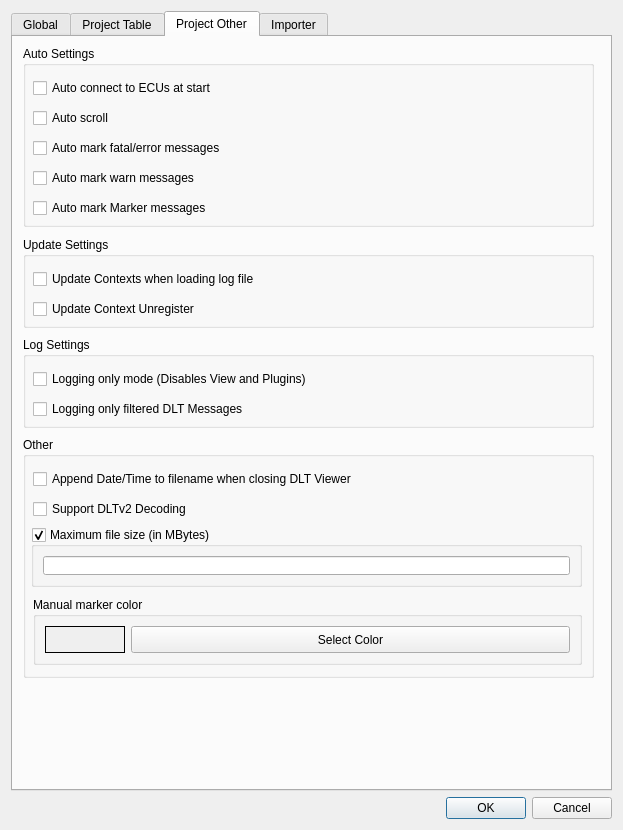
This is src/settingsdialog.ui in COVESA/dlt-viewer as Qt 5 draws it before an edit. The edited form follows.
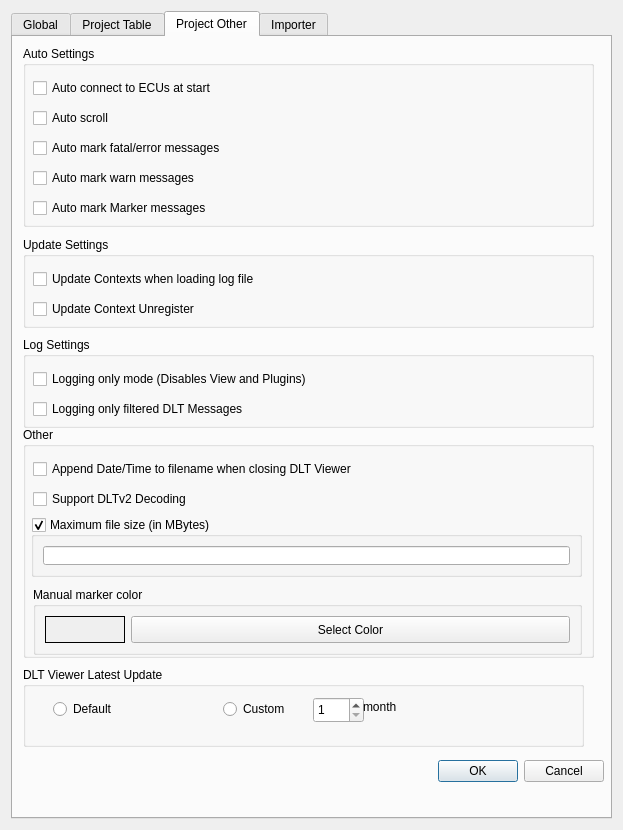
This is the edited form. The open tabs and pages were chosen to show the change. Icons and pictures are not drawn.

Diff of the .ui file:
```diff
--- a/src/settingsdialog.ui
+++ b/src/settingsdialog.ui
@@ -19,16 +19,6 @@
   </property>
   <layout class="QGridLayout" name="gridLayout_2">
    <item row="2" column="0">
-    <widget class="QDialogButtonBox" name="buttonBox">
-     <property name="orientation">
-      <enum>Qt::Orientation::Horizontal</enum>
-     </property>
-     <property name="standardButtons">
-      <set>QDialogButtonBox::StandardButton::Cancel|QDialogButtonBox::StandardButton::Ok</set>
-     </property>
-    </widget>
-   </item>
-   <item row="0" column="0">
     <widget class="QTabWidget" name="tabWidget">
      <property name="currentIndex">
       <number>0</number>
@@ -1005,9 +995,9 @@
        <property name="geometry">
         <rect>
          <x>10</x>
-         <y>400</y>
+         <y>390</y>
          <width>571</width>
-         <height>241</height>
+         <height>231</height>
         </rect>
        </property>
        <property name="title">
@@ -1185,6 +1175,87 @@
         </layout>
        </widget>
       </widget>
+      <widget class="QGroupBox" name="groupBox_4">
+       <property name="geometry">
+        <rect>
+         <x>10</x>
+         <y>630</y>
+         <width>561</width>
+         <height>80</height>
+        </rect>
+       </property>
+       <property name="title">
+        <string>DLT Viewer Latest Update</string>
+       </property>
+       <widget class="QRadioButton" name="defaultRadioButton">
+        <property name="geometry">
+         <rect>
+          <x>30</x>
+          <y>30</y>
+          <width>121</width>
+          <height>24</height>
+         </rect>
+        </property>
+        <property name="text">
+         <string>Default</string>
+        </property>
+       </widget>
+       <widget class="QRadioButton" name="customRadioButton">
+        <property name="geometry">
+         <rect>
+          <x>200</x>
+          <y>30</y>
+          <width>121</width>
+          <height>24</height>
+         </rect>
+        </property>
+        <property name="text">
+         <string>Custom</string>
+        </property>
+       </widget>
+       <widget class="QSpinBox" name="intervalspinBox">
+        <property name="geometry">
+         <rect>
+          <x>290</x>
+          <y>30</y>
+          <width>51</width>
+          <height>26</height>
+         </rect>
+        </property>
+        <property name="minimum">
+         <number>1</number>
+        </property>
+       </widget>
+       <widget class="QLabel" name="intervalUnit">
+        <property name="geometry">
+         <rect>
+          <x>340</x>
+          <y>30</y>
+          <width>63</width>
+          <height>20</height>
+         </rect>
+        </property>
+        <property name="text">
+         <string>month</string>
+        </property>
+       </widget>
+      </widget>
+      <widget class="QDialogButtonBox" name="buttonBox">
+       <property name="geometry">
+        <rect>
+         <x>0</x>
+         <y>720</y>
+         <width>591</width>
+         <height>29</height>
+        </rect>
+       </property>
+       <property name="orientation">
+        <enum>Qt::Orientation::Horizontal</enum>
+       </property>
+       <property name="standardButtons">
+        <set>QDialogButtonBox::StandardButton::Cancel|QDialogButtonBox::StandardButton::Ok</set>
+       </property>
+      </widget>
      </widget>
      <widget class="QWidget" name="tab_2">
       <attribute name="title">
```
Left out of the diff: 3 changed lines with no effect on the pictures.
